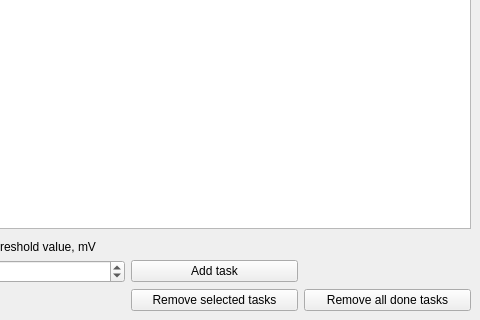
Qt form template_schedule.ui (arktrin/pulse-packet-receiver) before a commit; both pictures show x 571 to 1051 and y 272 to 592 of the 1051 by 592 pixel window.
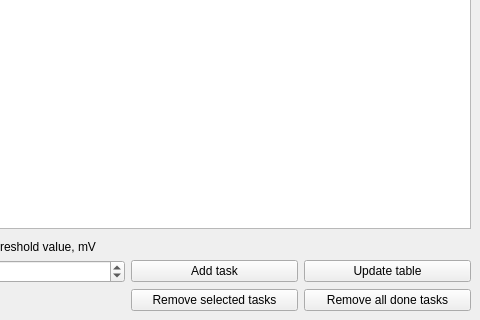
The same form after that commit.

What changed in the file:
```diff
--- a/template_schedule.ui
+++ b/template_schedule.ui
@@ -211,6 +211,13 @@
         </property>
        </widget>
       </item>
+      <item row="1" column="5">
+       <widget class="QPushButton" name="updTableBtn">
+        <property name="text">
+         <string>Update table</string>
+        </property>
+       </widget>
+      </item>
      </layout>
     </item>
    </layout>
```
